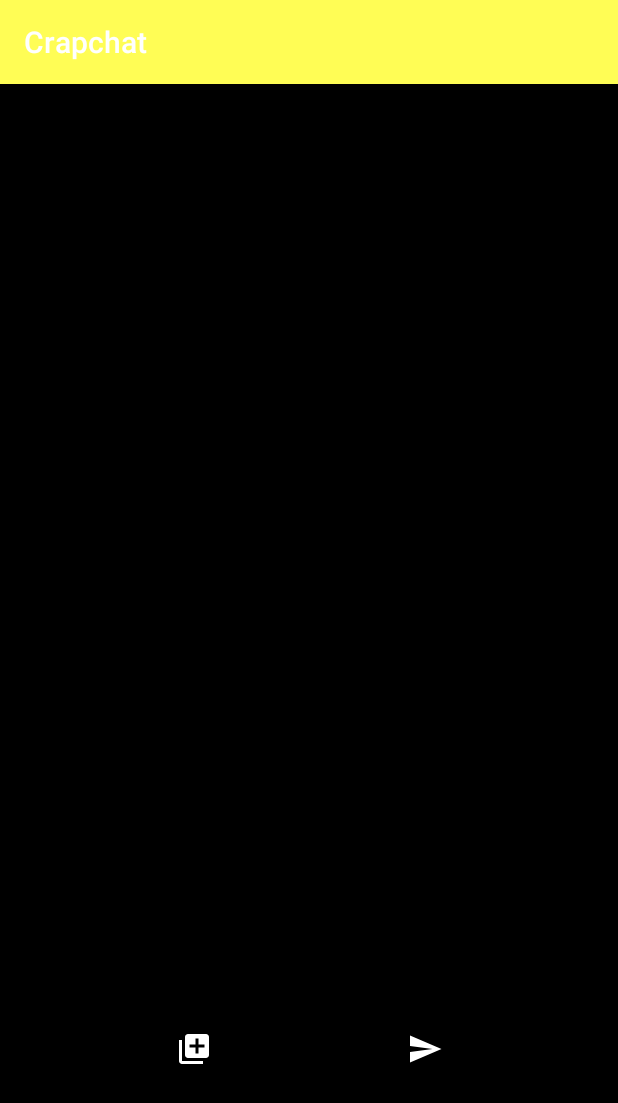
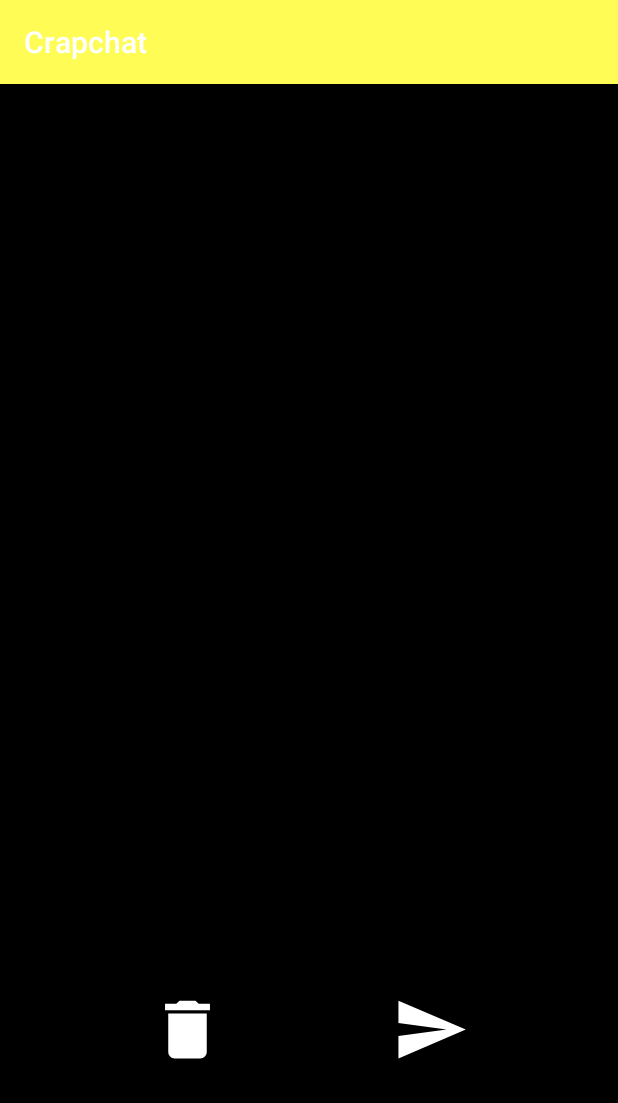
Before and after one commit to samannand/seng440-project2, an Android app: the SnapPreviewActivity screen opened directly, with no data from a screen before it, on a phone screen of 412 x 824 dp. Shown: the top 1103 px of the screen. Run offline under Robolectric (Android 15) with nearby library versions, the light colour scheme and no system bars.

Commit message:
Snaps saved by default now with the option of deleting in the snap preview screen

```diff
--- a/sources/Crapchat/app/src/main/AndroidManifest.xml
+++ b/sources/Crapchat/app/src/main/AndroidManifest.xml
@@ -5,6 +5,7 @@
     <uses-feature android:name="android.hardware.camera.any" />
 
     <uses-permission android:name="android.permission.CAMERA" />
+    <uses-permission android:name="android.permission.WRITE_EXTERNAL_STORAGE"/>
 
     <application
         android:allowBackup="true"
--- a/sources/Crapchat/app/src/main/java/sga111/seng440/crapchat/ui/camera/SnapPreviewActivity.kt
+++ b/sources/Crapchat/app/src/main/java/sga111/seng440/crapchat/ui/camera/SnapPreviewActivity.kt
@@ -1,13 +1,94 @@
 package sga111.seng440.crapchat.ui.camera
 
+import android.Manifest
+import android.app.Activity
+import android.content.pm.PackageManager
+import android.net.Uri
+import android.os.Bundle
+import android.widget.ImageView
+import android.widget.Toast
 import androidx.appcompat.app.AppCompatActivity
-import android.os.Bundle
+import androidx.appcompat.widget.AppCompatImageButton
+import androidx.core.app.ActivityCompat
+import androidx.core.content.ContextCompat
 import sga111.seng440.crapchat.R
+import java.io.File
+
 
 class SnapPreviewActivity : AppCompatActivity() {
+
+    private lateinit var preview: ImageView
+    private lateinit var deleteButton: AppCompatImageButton
+    private lateinit var sendButton: AppCompatImageButton
 
     override fun onCreate(savedInstanceState: Bundle?) {
         super.onCreate(savedInstanceState)
         setContentView(R.layout.activity_snap_preview)
+
+        preview = findViewById(R.id.snap_preview)
+        sendButton = findViewById(R.id.send_button)
+        deleteButton = findViewById(R.id.delete_button)
+
+        val previewUri: String? = intent.getStringExtra("imageUri")
+
+        if (previewUri != null) {
+            val uri = Uri.parse(previewUri)
+            preview.setImageURI(uri)
+        }
+
+        sendButton.setOnClickListener {
+            Toast.makeText(this, "Feature coming soon!", Toast.LENGTH_SHORT).show()
+            finish()
+        }
+
+        deleteButton.setOnClickListener {
+            var fileUri = Uri.parse(previewUri)
+            val file = File(fileUri.getPath())
+            file.delete()
+            if (file.exists()) {
+                file.getCanonicalFile().delete()
+                if (file.exists()) {
+                    applicationContext.deleteFile(file.getName())
+                }
+            }
+
+            finish()
+        }
+
+        // Request storage permissions
+        if (!allPermissionsGranted()) {
+            ActivityCompat.requestPermissions(
+                this,
+                SnapPreviewActivity.REQUIRED_PERMISSIONS,
+                SnapPreviewActivity.REQUEST_CODE_PERMISSIONS
+            )
+        }
+
     }
+
+    private fun allPermissionsGranted() = SnapPreviewActivity.REQUIRED_PERMISSIONS.all {
+        ContextCompat.checkSelfPermission(
+            this, it
+        ) == PackageManager.PERMISSION_GRANTED
+    }
+
+    override fun onRequestPermissionsResult(
+        requestCode: Int,
+        permissions: Array<out String>,
+        grantResults: IntArray
+    ) {
+        if (requestCode == SnapPreviewActivity.REQUEST_CODE_PERMISSIONS) {
+            if (!allPermissionsGranted()) {
+                Toast.makeText(this, "Permissions not granted by the user.", Toast.LENGTH_SHORT).show()
+            }
+        }
+    }
+
+    companion object {
+        private const val REQUEST_CODE_PERMISSIONS = 12
+        private val REQUIRED_PERMISSIONS = arrayOf(Manifest.permission.WRITE_EXTERNAL_STORAGE)
+    }
+
+
+
 }
--- /dev/null
+++ b/sources/Crapchat/app/src/main/res/drawable/ic_delete_white_24dp.xml
@@ -0,0 +1,5 @@
+<vector android:height="24dp" android:tint="#FFFFFF"
+    android:viewportHeight="24.0" android:viewportWidth="24.0"
+    android:width="24dp" xmlns:android="http://schemas.android.com/apk/res/android">
+    <path android:fillColor="#FF000000" android:pathData="M6,19c0,1.1 0.9,2 2,2h8c1.1,0 2,-0.9 2,-2V7H6v12zM19,4h-3.5l-1,-1h-5l-1,1H5v2h14V4z"/>
+</vector>
--- a/sources/Crapchat/app/src/main/res/layout/activity_snap_preview.xml
+++ b/sources/Crapchat/app/src/main/res/layout/activity_snap_preview.xml
@@ -9,8 +9,8 @@
 
     <ImageView
         android:id="@+id/snap_preview"
-        android:layout_width="wrap_content"
-        android:layout_height="wrap_content"
+        android:layout_width="match_parent"
+        android:layout_height="match_parent"
         android:layout_marginBottom="50dp"
         android:contentDescription="@string/snap_preview_content_description"
         app:layout_constraintBottom_toBottomOf="parent"
@@ -18,32 +18,37 @@
         app:layout_constraintHorizontal_bias="1.0"
         app:layout_constraintStart_toStartOf="parent"
         app:layout_constraintTop_toTopOf="parent"
-        app:layout_constraintVertical_bias="0.0"
-        tools:srcCompat="@tools:sample/backgrounds/scenic" />
+        app:layout_constraintVertical_bias="0.0" />
 
     <ImageButton
-        android:id="@+id/save_button"
-        android:layout_width="50dp"
-        android:layout_height="50dp"
+        android:id="@+id/delete_button"
+        style="?android:attr/borderlessButtonStyle"
+        android:layout_width="75dp"
+        android:layout_height="75dp"
+        android:layout_marginBottom="100dp"
         android:backgroundTint="#0000"
-        android:layout_marginBottom="100dp"
         android:contentDescription="@string/save_button_content_description"
+        android:elevation="1dp"
+        android:scaleType="fitCenter"
         app:layout_constraintBottom_toBottomOf="parent"
         app:layout_constraintEnd_toStartOf="@+id/send_button"
         app:layout_constraintHorizontal_bias="0.5"
         app:layout_constraintStart_toStartOf="parent"
-        app:srcCompat="@drawable/ic_add_to_photos_white_24dp" />
+        app:srcCompat="@drawable/ic_delete_white_24dp" />
 
     <ImageButton
         android:id="@+id/send_button"
-        android:layout_width="50dp"
-        android:layout_height="50dp"
+        android:layout_width="75dp"
+        android:layout_height="75dp"
         android:backgroundTint="#0000"
         android:layout_marginBottom="100dp"
+        android:elevation="1dp"
+        android:scaleType="fitCenter"
+        style="?android:attr/borderlessButtonStyle"
         android:contentDescription="@string/send_button_content_description"
         app:layout_constraintBottom_toBottomOf="parent"
         app:layout_constraintEnd_toEndOf="parent"
         app:layout_constraintHorizontal_bias="0.5"
-        app:layout_constraintStart_toEndOf="@+id/save_button"
+        app:layout_constraintStart_toEndOf="@+id/delete_button"
         app:srcCompat="@drawable/ic_send_white_24dp" />
 </androidx.constraintlayout.widget.ConstraintLayout>
```
Also changed, not shown: sources/Crapchat/app/src/main/java/sga111/seng440/crapchat/ui/camera/CameraFragment.kt (+4 -13 lines).
